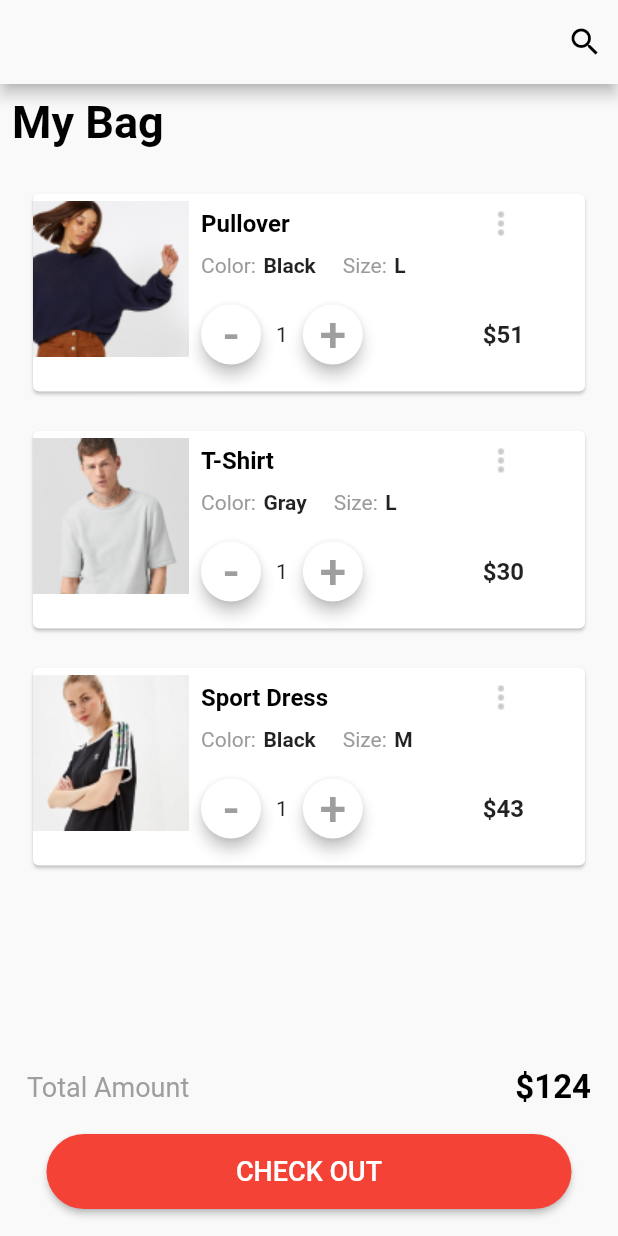
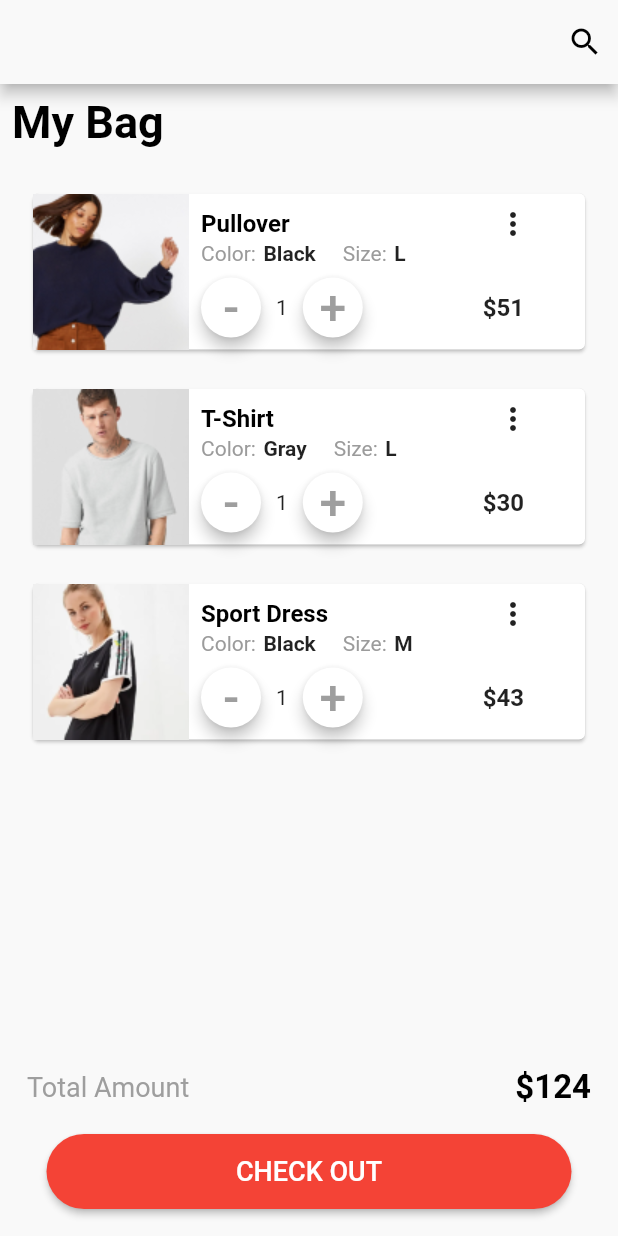
Before and after one commit to Taiyob/Flutter, a Flutter app: the CartScreen screen opened directly, on a phone screen of 412 x 824 dp. Run offline on Flutter 3.47's test engine with Material 2 defaults, Android fonts, the phone set to English and light mode, and no system bars; our stand-ins replace animated_text_kit, curved_navigation_bar, font_awesome_flutter, math_expressions, pin_code_fields, shared_preferences; accounts and stored records are empty.

Commit message:
more problem fixed...

```diff
--- a/lib/assignment/cart_screen.dart
+++ b/lib/assignment/cart_screen.dart
@@ -73,11 +73,11 @@ class _CartScreenState extends State<CartScreen> {
                   int count = quantities[index] ?? 1;
                   return Padding(
                     padding:
-                    const EdgeInsets.only(top: 18, right: 18, left: 18),
+                    const EdgeInsets.only(top: 18, right: 18, left: 18,),
                     child: Card(
                       child: Padding(
-                        padding: const EdgeInsets.only(bottom: 18),
-                        child: Column(
+                        padding: const EdgeInsets.only(bottom: 0),
+                        child: Row(
                           children: [
                             Row(
                               children: [
@@ -106,8 +106,11 @@ class _CartScreenState extends State<CartScreen> {
                                                   fontSize: 16,
                                                   fontWeight: FontWeight.bold),
                                             ),
-                                            Image.asset(
-                                                'assets/images/icon.png'),
+                                            Column(
+                                              children: [
+                                                Icon(Icons.more_vert),
+                                              ],
+                                            ),
                                           ],
                                         ),
                                       ),
@@ -148,7 +151,7 @@ class _CartScreenState extends State<CartScreen> {
                                         ],
                                       ),
                                       SizedBox(
-                                        height: 18,
+                                        height: 8,
                                       ),
                                       Row(
                                         children: [
```
